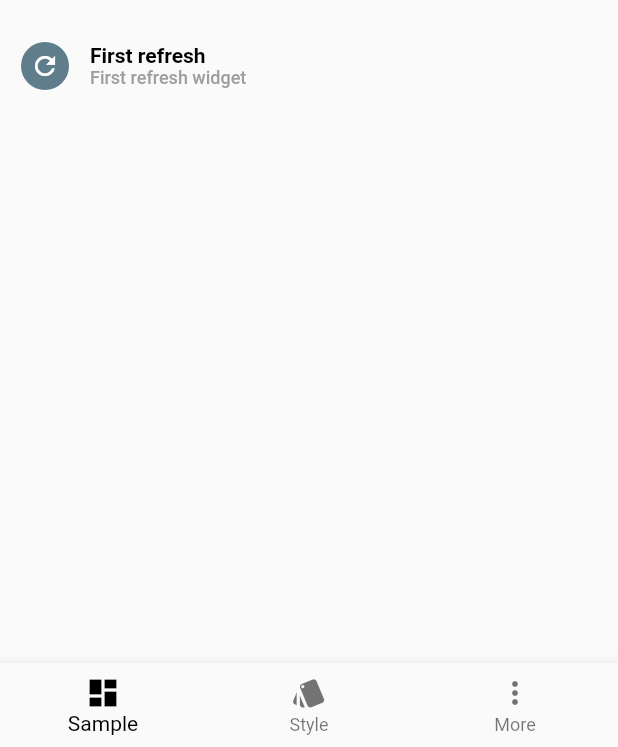
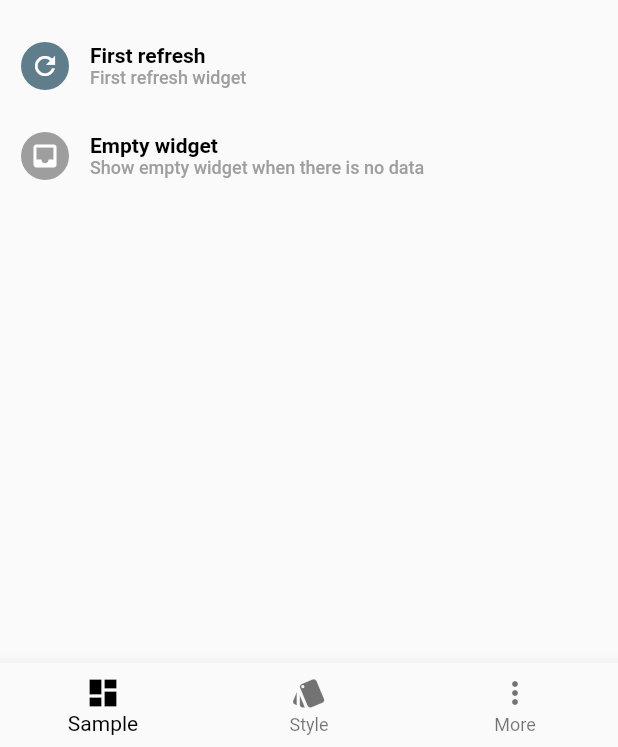
Before and after one commit to xuelongqy/flutter_easy_refresh, a Flutter app: the screen it shows after launch, on a phone screen of 412 x 824 dp, the part 489-1236 px from its top. Run offline on Flutter 3.47's test engine with Material 2 defaults, Android fonts, the phone set to English and light mode, and no system bars; our stand-ins replace extended_nested_scroll_view, flutter_i18n, flutter_spinkit, flutter_swiper.

Commit message:
添加空视图

```diff
--- a/example/lib/page/sample/sample.dart
+++ b/example/lib/page/sample/sample.dart
@@ -1,4 +1,5 @@
 import 'package:example/page/sample/basic.dart';
+import 'package:example/page/sample/empty.dart';
 import 'package:example/page/sample/first_refresh.dart';
 import 'package:example/page/sample/nested_scroll_view.dart';
 import 'package:example/page/sample/swiper.dart';
@@ -110,6 +111,22 @@ class _SamplePageState extends State<SamplePage>
                   icon: Icons.refresh,
                 ),
               ),
+              //  空视图
+              ListItem(
+                title: FlutterI18n.translate(context, 'emptyWidget'),
+                describe: FlutterI18n.translate(
+                    context, 'emptyWidgetDescribe'),
+                onPressed: () {
+                  Navigator.push(context,
+                      MaterialPageRoute(builder: (BuildContext context) {
+                        return EmptyPage();
+                      },));
+                },
+                icon: CircularIcon(
+                  bgColor: Colors.grey,
+                  icon: Icons.inbox,
+                ),
+              ),
             ]),
           ),
         ],
--- a/lib/src/footer/load_indicator.dart
+++ b/lib/src/footer/load_indicator.dart
@@ -184,10 +184,7 @@ class _RenderEasyRefreshSliverLoad extends RenderSliver
     assert(constraints.growthDirection == GrowthDirection.forward);
 
     // 判断是否触发无限加载
-    if (enableInfiniteLoad && constraints.remainingPaintExtent > 0
-        && constraints.remainingPaintExtent != 5.684341886080802e-14
-        && constraints.remainingPaintExtent != 1.1368683772161603e-13
-        && constraints.remainingCacheExtent != 0.0
+    if (enableInfiniteLoad && constraints.remainingPaintExtent > 1.0
         //&& constraints.userScrollDirection != ScrollDirection.idle
         && extraExtentNotifier.value == 0.0) {
       if (!_triggerInfiniteLoad) {
--- a/lib/src/refresher.dart
+++ b/lib/src/refresher.dart
@@ -9,6 +9,7 @@ import 'footer/footer.dart';
 import 'header/header.dart';
 import 'listener/scroll_notification_listener.dart';
 import 'physics/scroll_physics.dart';
+import 'widget/empty_widget.dart';
 
 /// 子组件构造器
 typedef EasyRefreshChildBuilder = Widget Function(
@@ -33,7 +34,7 @@ class EasyRefresh extends StatefulWidget {
   final bool taskIndependence;
   /// Header
   final Header header;
-  final double headerIndex;
+  final int headerIndex;
   /// Footer
   final Footer footer;
   /// 子组件构造器
@@ -46,6 +47,11 @@ class EasyRefresh extends StatefulWidget {
   /// 首次刷新组件
   /// 不设置时使用header
   final Widget firstRefreshWidget;
+
+  /// 空视图
+  /// 当不为null时,只会显示空视图
+  /// 保留[headerIndex]以上的内容
+  final emptyWidget;
 
   /// Slivers集合
   final List<Widget> slivers;
@@ -96,6 +102,7 @@ class EasyRefresh extends StatefulWidget {
     this.firstRefresh,
     this.firstRefreshWidget,
     this.headerIndex,
+    this.emptyWidget,
     @required this.child,
   }) : this.scrollDirection = null, this.reverse = null, this.builder = null,
         this.primary = null, this.shrinkWrap = null, this.center = null,
@@ -127,6 +134,7 @@ class EasyRefresh extends StatefulWidget {
     this.dragStartBehavior = DragStartBehavior.start,
     this.firstRefresh,
     this.firstRefreshWidget,
+    this.emptyWidget,
     @required this.slivers,
   }) : this.builder = null, this.child = null;
 
@@ -149,8 +157,8 @@ class EasyRefresh extends StatefulWidget {
         this.primary = null, this.shrinkWrap = null, this.center = null,
         this.anchor = null, this.cacheExtent = null, this.slivers = null,
         this.semanticChildCount = null, this.dragStartBehavior = null,
-        this.headerIndex = null,
-        this.firstRefreshWidget = null;
+        this.headerIndex = null, this.firstRefreshWidget = null,
+        this.emptyWidget = null;
 
   @override
   _EasyRefreshState createState() {
@@ -280,10 +288,17 @@ class _EasyRefreshState extends State<EasyRefresh> {
       if (widget.slivers != null) slivers = List.from(
         widget.slivers, growable: true,);
       else if (widget.child != null) slivers = _buildSliversByChild();
-      else slivers = [];
+      // 判断是否有空视图
+      if (widget.emptyWidget != null && slivers != null) {
+        slivers = slivers.sublist(0, widget.headerIndex ?? 0);
+        slivers.add(EmptyWidget(
+          child: widget.emptyWidget,
+        ));
+      }
       // 插入Header和Footer
-      if (header != null) slivers.insert(widget.headerIndex ?? 0, header);
-      if (footer != null) slivers.add(footer);
+      if (header != null && slivers != null)
+        slivers.insert(widget.headerIndex ?? 0, header);
+      if (footer != null && slivers != null) slivers.add(footer);
     }
     // 构建列表组件
     Widget listBody;
@@ -324,7 +339,7 @@ class _EasyRefreshState extends State<EasyRefresh> {
   List<Widget> _buildSliversByChild() {
     Widget child = widget.child;
     List<Widget> slivers;
-    if (child == null) return [];
+    if (child == null) return slivers;
     if (child is ScrollView) {
       if (child is BoxScrollView) {
         // ignore: invalid_use_of_protected_member
@@ -387,6 +402,16 @@ class _EasyRefreshState extends State<EasyRefresh> {
         dragStartBehavior: child.dragStartBehavior,
         viewportBuilder: (context,offset){
           Viewport viewport = child.viewportBuilder(context,offset);
+          // 判断是否有空视图
+          if (widget.emptyWidget != null && slivers != null) {
+            if (viewport.children.length > (widget.headerIndex ?? 0) + 1) {
+              viewport.children.removeRange(widget.headerIndex,
+                  viewport.children.length - 1);
+              viewport.children.add(EmptyWidget(
+                child: widget.emptyWidget,
+              ));
+            }
+          }
           if (header != null) {
             viewport.children.insert(widget.headerIndex ?? 0, header);
           }
```
Also changed, not shown: example/lib/page/sample/empty.dart (added, +74 -0 lines), lib/src/widget/empty_widget.dart (added, +127 -0 lines), example/assets/image/nodata.png (added).
